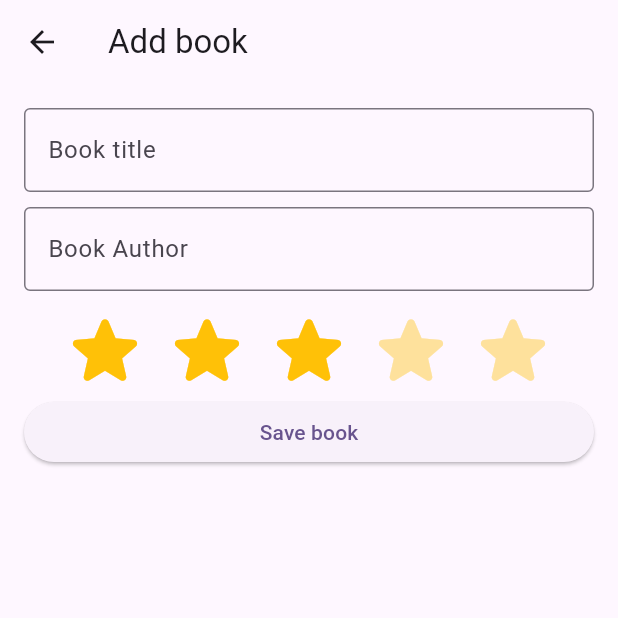
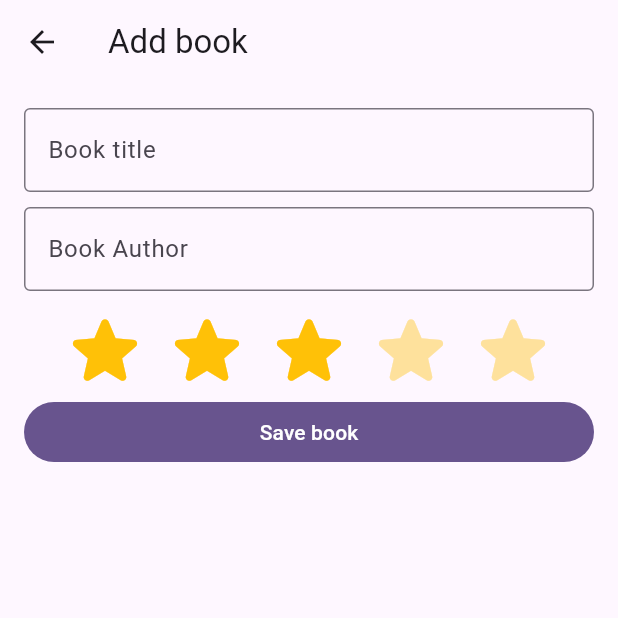
Before and after one commit to KostadinV/Book_app, a Flutter app: the AddBookScreen screen opened directly, on a phone screen of 412 x 824 dp, the top half of it. Run offline on Flutter 3.47's test engine with Material 3 defaults, Android fonts, the phone set to English and light mode, and no system bars; drawn by our look-alikes of flutter_rating_bar; our stand-ins replace sqflite; accounts and stored records are empty.

Commit message:
style: update add/edit book form button to Material 3 FilledButton

```diff
--- a/lib/screens/add_book_screen.dart
+++ b/lib/screens/add_book_screen.dart
@@ -178,7 +178,7 @@ class _BookSubmitButton extends StatelessWidget {
 
   @override
   Widget build(BuildContext context) {
-    return ElevatedButton(
+    return FilledButton(
       onPressed: onPressed,
       child: Text(isEditing ? 'Update book' : 'Save book'),
     );
```
